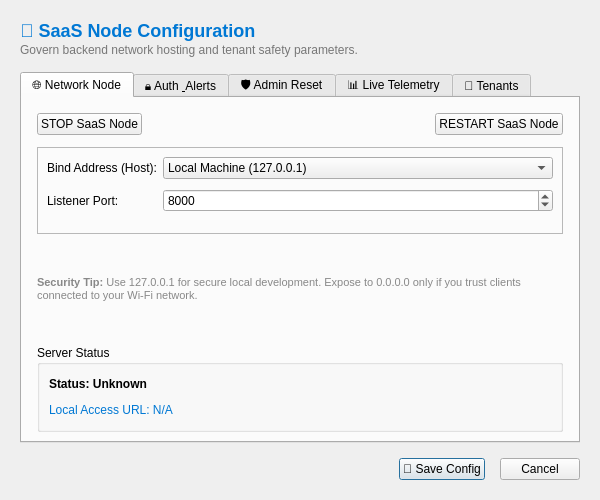
Above: ui_designer/saas_settings.ui from Arean82/llm_chat_app before the change. Below: the same form after it.
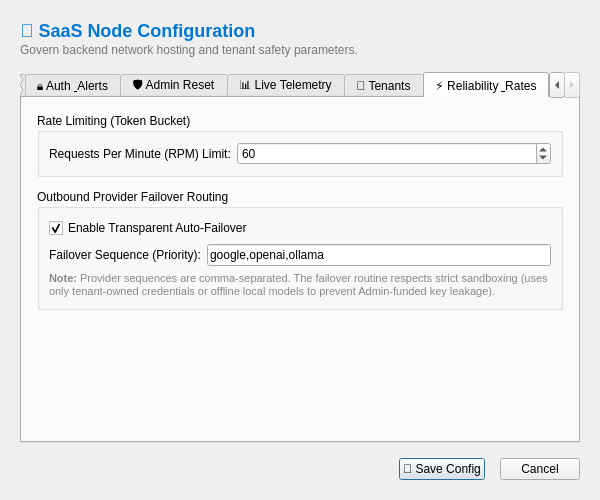
That is the form after the change. The open tabs and pages were chosen to show the change.

Commit message: release: v7.1.0 - Windows Taskbar Icon & AppUserModelID Stabilization

```diff
--- a/ui_designer/saas_settings.ui
+++ b/ui_designer/saas_settings.ui
@@ -465,6 +465,114 @@
        </item>
       </layout>
      </widget>
+     <widget class="QWidget" name="tab_reliability">
+      <attribute name="title">
+       <string>⚡ Reliability &amp; Rates</string>
+      </attribute>
+      <layout class="QVBoxLayout" name="verticalLayout_rel">
+       <property name="spacing">
+        <number>12</number>
+       </property>
+       <property name="leftMargin">
+        <number>15</number>
+       </property>
+       <property name="topMargin">
+        <number>15</number>
+       </property>
+       <property name="rightMargin">
+        <number>15</number>
+       </property>
+       <item>
+        <widget class="QGroupBox" name="grp_rates">
+         <property name="title">
+          <string>Rate Limiting (Token Bucket)</string>
+         </property>
+         <layout class="QFormLayout" name="formLayout_rates">
+          <item row="0" column="0">
+           <widget class="QLabel" name="lbl_rpm">
+            <property name="text">
+             <string>Requests Per Minute (RPM) Limit:</string>
+            </property>
+           </widget>
+          </item>
+          <item row="0" column="1">
+           <widget class="QSpinBox" name="spn_rpm">
+            <property name="minimum">
+             <number>0</number>
+            </property>
+            <property name="maximum">
+             <number>10000</number>
+            </property>
+            <property name="value">
+             <number>60</number>
+            </property>
+           </widget>
+          </item>
+         </layout>
+        </widget>
+       </item>
+       <item>
+        <widget class="QGroupBox" name="grp_failover">
+         <property name="title">
+          <string>Outbound Provider Failover Routing</string>
+         </property>
+         <layout class="QVBoxLayout" name="verticalLayout_failover">
+          <item>
+           <widget class="QCheckBox" name="chk_failover_enable">
+            <property name="text">
+             <string>Enable Transparent Auto-Failover</string>
+            </property>
+            <property name="checked">
+             <bool>true</bool>
+            </property>
+           </widget>
+          </item>
+          <item>
+           <layout class="QFormLayout" name="formLayout_failover_seq">
+            <item row="0" column="0">
+             <widget class="QLabel" name="lbl_failover_seq">
+              <property name="text">
+               <string>Failover Sequence (Priority):</string>
+              </property>
+             </widget>
+            </item>
+            <item row="0" column="1">
+             <widget class="QLineEdit" name="txt_failover_seq">
+              <property name="text">
+               <string>google,openai,ollama</string>
+              </property>
+             </widget>
+            </item>
+           </layout>
+          </item>
+          <item>
+           <widget class="QLabel" name="lbl_failover_hint">
+            <property name="text">
+             <string>&lt;html&gt;&lt;body&gt;&lt;p style=&quot;color:#888; font-size:11px;&quot;&gt;&lt;b&gt;Note:&lt;/b&gt; Provider sequences are comma-separated. The failover routine respects strict sandboxing (uses only tenant-owned credentials or offline local models to prevent Admin-funded key leakage).&lt;/p&gt;&lt;/body&gt;&lt;/html&gt;</string>
+            </property>
+            <property name="wordWrap">
+             <bool>true</bool>
+            </property>
+           </widget>
+          </item>
+         </layout>
+        </widget>
+       </item>
+       <item>
+        <spacer name="verticalSpacer_rel">
+         <property name="orientation">
+          <enum>Qt::Orientation::Vertical</enum>
+         </property>
+         <property name="sizeHint" stdset="0">
+          <size>
+           <width>20</width>
+           <height>40</height>
+          </size>
+         </property>
+        </spacer>
+       </item>
+      </layout>
+     </widget>
     </widget>
    </item>
    <item>
```
The commit also changes 43 other files.
